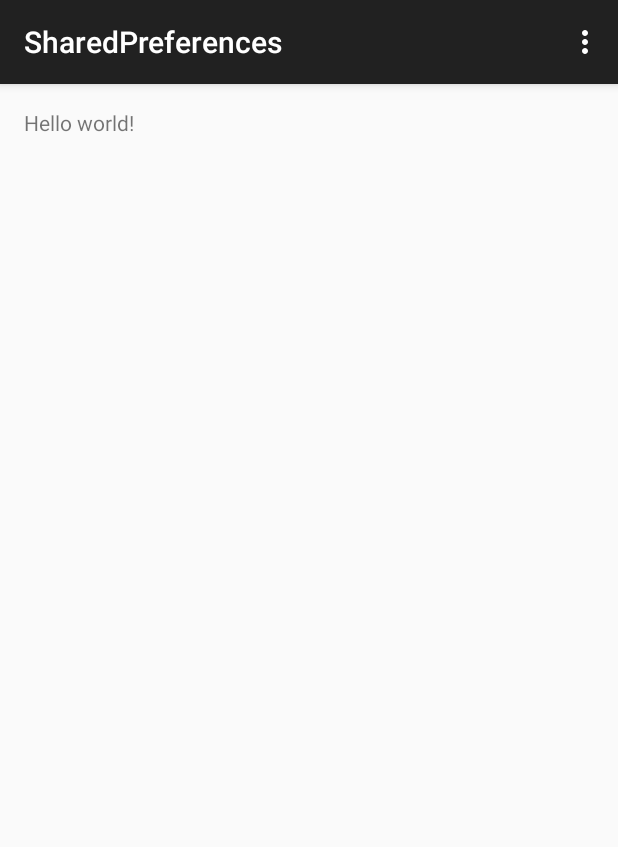
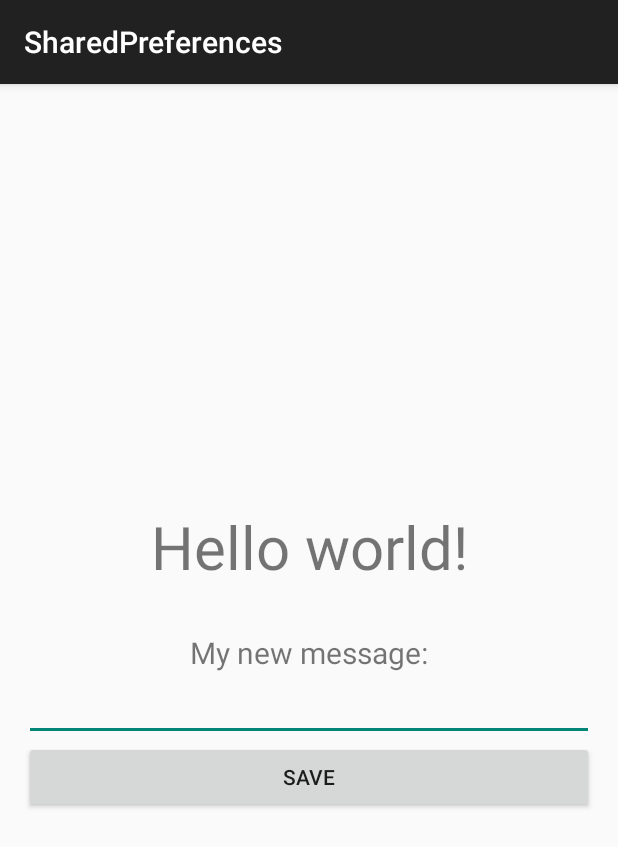
Before and after one commit to cNille/shapeapp, an Android app: the screen it shows after launch (MainActivity), on a phone screen of 412 x 824 dp. Shown: the top 847 px of the screen. Run offline under Robolectric (Android 15) with nearby library versions, the phone set to English and light mode, and no system bars.

Commit message:
Implemented the sharedpref sample

```diff
--- a/Android/SharedPreferences/app/src/main/java/se/shapeapp/sharedpreferences/MainActivity.java
+++ b/Android/SharedPreferences/app/src/main/java/se/shapeapp/sharedpreferences/MainActivity.java
@@ -1,37 +1,53 @@
 package se.shapeapp.sharedpreferences;
 
+import android.content.SharedPreferences;
 import android.support.v7.app.AppCompatActivity;
 import android.os.Bundle;
 import android.view.Menu;
 import android.view.MenuItem;
+import android.view.View;
+import android.widget.EditText;
+import android.widget.TextView;
 
 public class MainActivity extends AppCompatActivity {
+
+    private static final String MY_PREFS_NAME = "MyPreferencesFileName";
+    private TextView current_text;
+    private EditText my_text;
 
     @Override
     protected void onCreate(Bundle savedInstanceState) {
         super.onCreate(savedInstanceState);
         setContentView(R.layout.activity_main);
+
+        //Load our textview and edittext.
+        current_text = (TextView) findViewById(R.id.current_text);
+        my_text = (EditText) findViewById(R.id.my_text);
+
+        //Get the sharedpreferences for our file.
+        SharedPreferences prefs = getSharedPreferences(MY_PREFS_NAME, MODE_PRIVATE);
+
+        //Get the value of my_text.
+        String text = prefs.getString("my_text", "Hello world!");
+
+        //Update the current_text with the new text.
+        current_text.setText(text);
     }
 
-    @Override
-    public boolean onCreateOptionsMenu(Menu menu) {
-        // Inflate the menu; this adds items to the action bar if it is present.
-        getMenuInflater().inflate(R.menu.menu_main, menu);
-        return true;
-    }
+    public void saveClick(View v){
+        //Get the text from our edittext.
+        String text = my_text.getText().toString();
 
-    @Override
-    public boolean onOptionsItemSelected(MenuItem item) {
-        // Handle action bar item clicks here. The action bar will
-        // automatically handle clicks on the Home/Up button, so long
-        // as you specify a parent activity in AndroidManifest.xml.
-        int id = item.getItemId();
+        //Load the editor for our sharedpref file.
+        SharedPreferences.Editor editor = getSharedPreferences(MY_PREFS_NAME, MODE_PRIVATE).edit();
 
-        //noinspection SimplifiableIfStatement
-        if (id == R.id.action_settings) {
-            return true;
-        }
+        //Update my_text with the new text.
+        editor.putString("my_text", text);
 
-        return super.onOptionsItemSelected(item);
+        //Commit the changes.
+        editor.commit();
+
+        //Update the current_text with the new text.
+        current_text.setText(text);
     }
 }
--- a/Android/SharedPreferences/app/src/main/res/layout/activity_main.xml
+++ b/Android/SharedPreferences/app/src/main/res/layout/activity_main.xml
@@ -1,11 +1,38 @@
-<RelativeLayout xmlns:android="http://schemas.android.com/apk/res/android"
+<LinearLayout xmlns:android="http://schemas.android.com/apk/res/android"
     xmlns:tools="http://schemas.android.com/tools" android:layout_width="match_parent"
     android:layout_height="match_parent" android:paddingLeft="@dimen/activity_horizontal_margin"
     android:paddingRight="@dimen/activity_horizontal_margin"
     android:paddingTop="@dimen/activity_vertical_margin"
+    android:orientation="vertical"
+    android:gravity="center_vertical"
     android:paddingBottom="@dimen/activity_vertical_margin" tools:context=".MainActivity">
 
-    <TextView android:text="@string/hello_world" android:layout_width="wrap_content"
+    <TextView
+        android:text="@string/hello_world"
+        android:layout_width="match_parent"
+        android:layout_height="wrap_content"
+        android:id="@+id/current_text"
+        android:gravity="center_horizontal"
+        android:textSize="40sp"/>
+
+    <TextView
+        android:text="My new message:"
+        android:layout_width="match_parent"
+        android:layout_height="wrap_content"
+        android:paddingTop="30dp"
+        android:gravity="center_horizontal"
+        android:textSize="20sp"/>
+
+    <EditText
+        android:layout_width="match_parent"
+        android:id="@+id/my_text"
         android:layout_height="wrap_content" />
 
-</RelativeLayout>
+    <Button
+        android:layout_width="match_parent"
+        android:layout_height="wrap_content"
+        android:text="Save"
+        android:onClick="saveClick"
+        />
+
+</LinearLayout>
```
Also changed, not shown: 1 other file.
